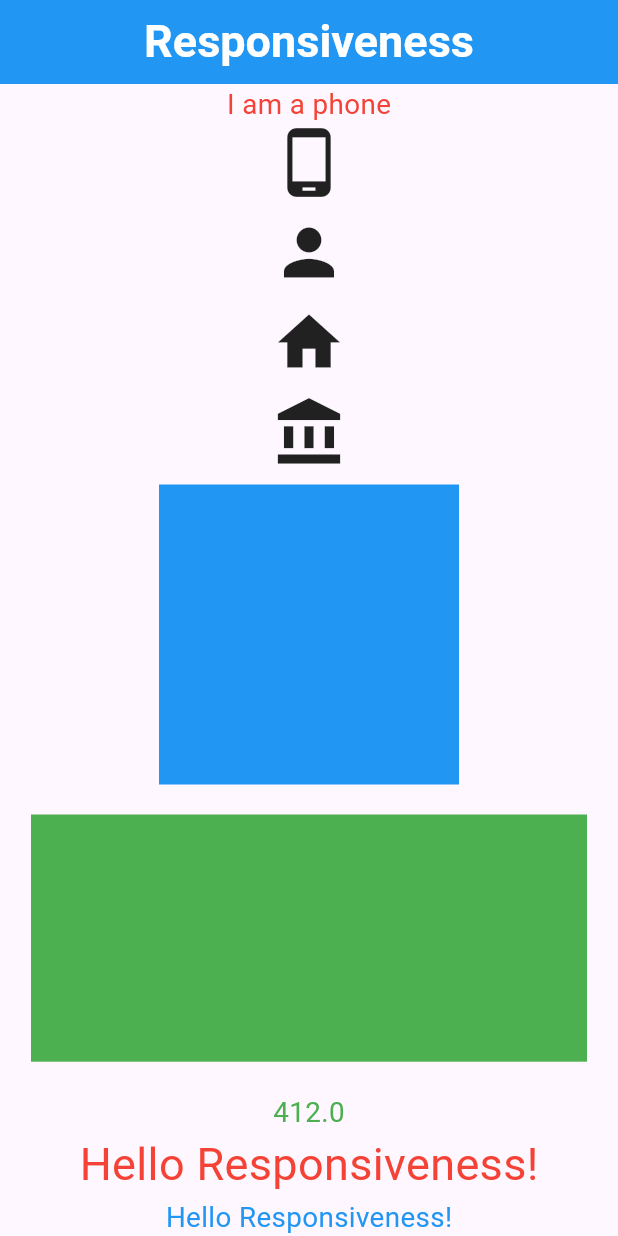
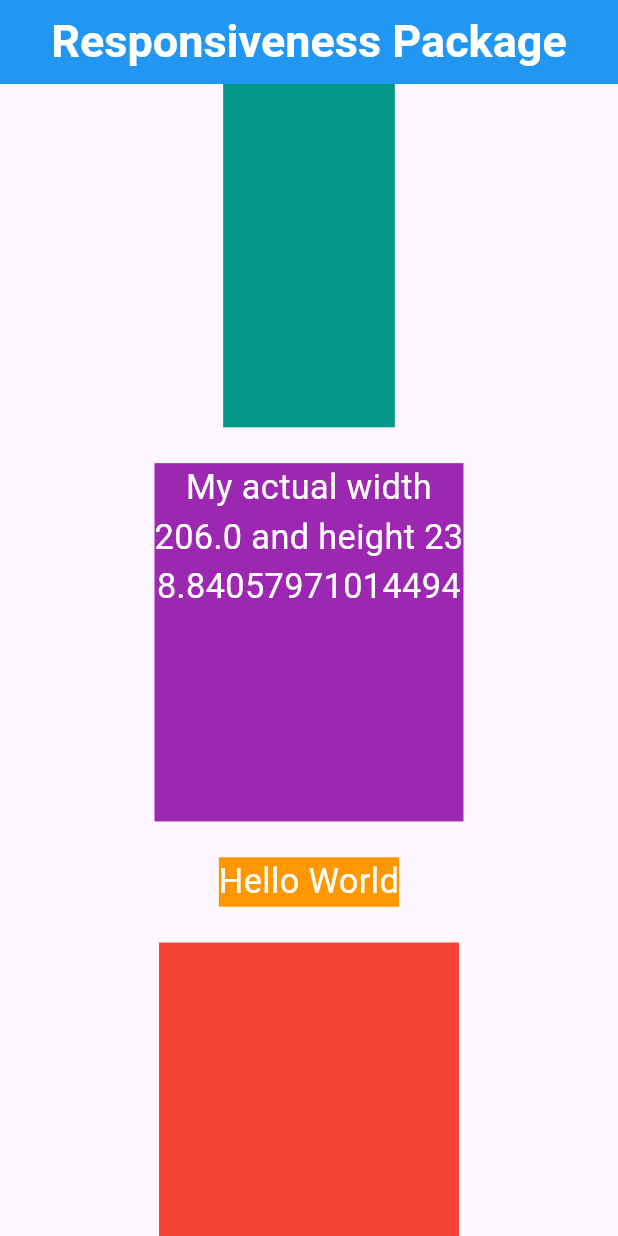
Before and after one commit to rahmatxcode/daily_practice, a Flutter app: the screen it shows after launch, on a phone screen of 412 x 824 dp. Run offline on Flutter 3.47's test engine with Material 3 defaults, Android fonts, the phone set to English and light mode, and no system bars; our stand-ins replace flutter_screenutil.

Commit message:
practice again

```diff
--- a/lib/app.dart
+++ b/lib/app.dart
@@ -6,21 +6,31 @@ import 'package:daily_practice/form_validation.dart';
 import 'package:daily_practice/home_page.dart';
 import 'package:daily_practice/own_widget.dart';
 import 'package:daily_practice/responsiveness.dart';
+import 'package:daily_practice/responsiveness_package.dart';
 import 'package:daily_practice/stackW.dart';
 import 'package:daily_practice/stackWAdv.dart';
 import 'package:daily_practice/theme_test.dart';
 import 'package:daily_practice/themes/app_theme.dart';
 import 'package:flutter/material.dart';
+import 'package:flutter_screenutil/flutter_screenutil.dart';
 
 class MyApp extends StatelessWidget {
   const MyApp({super.key});
 
   @override
   Widget build(BuildContext context) {
+    return ScreenUtilInit(
+      designSize: const Size(360, 690),
+      minTextAdapt: true,
+      splitScreenMode: true,
+      // Use builder only if you need to use library outside ScreenUtilInit context
+      builder: (_, child) {
         return MaterialApp(
           debugShowCheckedModeBanner: false,
-      theme: AppTheme.lightTheme, // this is used to set the light theme of the app. it is a static property of the AppTheme class that contains the light theme of the app. it is passed as a parameter to the MaterialApp constructor.
-      darkTheme: AppTheme.darkTheme, // this is used to set the dark theme of
+          theme: AppTheme
+              .lightTheme, // this is used to set the light theme of the app. it is a static property of the AppTheme class that contains the light theme of the app. it is passed as a parameter to the MaterialApp constructor.
+          darkTheme:
+              AppTheme.darkTheme, // this is used to set the dark theme of
           // theme: ThemeData(
           //   //brightness: Brightness.light, // this is used to change the brightness of the app. it is used to set the color scheme of the app. it is passed as a parameter to the ThemeData constructor.
           //   primaryColor: Colors.blue, // this is used to change the primary color of the app which is used in the app bar and other widgets that use the primary color, primaryColor is a Color which is used to set the color of the app bar and other widgets that use the primary color. it is passed as a parameter to the ThemeData constructor.
@@ -86,10 +96,13 @@ class MyApp extends StatelessWidget {
           //     ),
           //   ),
           // ),// this is used to set the dark theme of the app. ThemeData.dark() is a predefined dark theme that contains all the properties of the dark theme. it is used to set the colors, fonts, and other properties of the dark theme. it is passed as a parameter to the MaterialApp constructor.
-      themeMode: ThemeMode.light, // this is used to set the theme mode of the app. ThemeMode is an enum that contains three values: light, dark, and system. it is used to set the theme mode of the app. it is passed as a parameter to the MaterialApp constructor.
+          themeMode: ThemeMode
+              .light, // this is used to set the theme mode of the app. ThemeMode is an enum that contains three values: light, dark, and system. it is used to set the theme mode of the app. it is passed as a parameter to the MaterialApp constructor.
           //home: ThemeTest(),
-      initialRoute: '/responsiveness', // this is used to set the initial route of the app. it is a string that contains the name of the route. it is passed as a parameter to the MaterialApp constructor.
-      routes: { // this is used to set the routes of the app. it is a map that contains the route name as the key and the widget as the value. it is passed as a parameter to the MaterialApp constructor.
+          initialRoute:
+              '/responsivenesspackage', // this is used to set the initial route of the app. it is a string that contains the name of the route. it is passed as a parameter to the MaterialApp constructor.
+          routes: {
+            // this is used to set the routes of the app. it is a map that contains the route name as the key and the widget as the value. it is passed as a parameter to the MaterialApp constructor.
             // '/form': (context) => FormPage(),
             '/validation': (context) => FormValidation(),
             //'/grid': (context) => GridV(),
@@ -101,7 +114,10 @@ class MyApp extends StatelessWidget {
             '/stackwadv': (context) => Stackwadv(),
             '/ownwidget': (context) => OwnWidget(),
             '/responsiveness': (context) => Responsiveness(),
-      }
+            '/responsivenesspackage': (context) => ResponsivenessPackage(),
+          },
+        );
+      },
     );
   }
 }
--- /dev/null
+++ b/lib/responsiveness_package.dart
@@ -0,0 +1,191 @@
+import 'package:daily_practice/dp_appbar.dart';
+import 'package:flutter/material.dart';
+import 'package:flutter_screenutil/flutter_screenutil.dart';
+
+class ResponsivenessPackage extends StatelessWidget {
+  const ResponsivenessPackage({super.key});
+
+  @override
+  Widget build(BuildContext context) {
+    final Orientation orientation = MediaQuery.of(context).orientation; // this is used to get the orientation of the screen. it is an Orientation enum that contains two values: portrait and landscape. it is used to make the app responsive by using the orientation of the screen to set the size of the widgets. it is used to check if the orientation of the screen is portrait or landscape by using the orientation variable. it returns true if the orientation of the screen is portrait, otherwise it returns false.
+    return Scaffold(
+      appBar: DpAppbar(title: 'Responsiveness Package'),
+      body: SingleChildScrollView(
+        scrollDirection: orientation == Orientation.landscape ? Axis.horizontal : Axis.vertical,
+        child: Center(
+          child: orientation == Orientation.landscape ? Row(
+            mainAxisAlignment: MainAxisAlignment.center,
+            crossAxisAlignment: CrossAxisAlignment.center,
+            children:[
+              Container(
+                height: 200.r,
+                width: 100.r,
+                color: Colors.teal
+              ),
+
+              SizedBox(height: 20.h), // this is used to add some space between the container and the button. it is a double that contains the height of the space. it is passed as a parameter to the SizedBox constructor.
+              Row(
+                mainAxisAlignment: MainAxisAlignment.center,
+                children: [
+                  Container(
+                    width: 0.5.sw,
+                    height: 200.h,
+                    color: Colors.purple,
+                    child: Text(
+                      'My actual width ${0.5.sw} and height ${200.h}',
+                      style: TextStyle(
+                        fontSize: 20.sp,
+                        color: Colors.white,
+                      ),
+                      textAlign: TextAlign.center,
+                    ),
+                  ),
+                ],
+              ),
+              SizedBox(height: 20.h),
+              Container(
+                constraints: BoxConstraints(
+                  maxWidth: 150, // this is used to set the maximum width of the container. it is a double that contains the maximum width of the container. it is passed as a parameter to the BoxConstraints constructor.
+                  maxHeight: 150, // this is used to set the maximum height of the container. it is a double that contains the maximum height of the container. it is passed as a parameter to the BoxConstraints constructor.
+                ).hw,
+                color: Colors.orange,
+                child: Text(
+                  'Hello World',
+                  style: TextStyle(
+                    fontSize: 20.sp, // this is used to set the font size of the text. it is a double that contains the font size of the text. it is passed as a parameter to the TextStyle constructor.
+                    color: Colors.white,
+                  ),
+                  textAlign: TextAlign.center,
+                ),
+              ),
+
+              SizedBox(height: 20.h), // this is used to add some space between the container and the button. it is a double that contains the height of the space. it is passed as a parameter to the SizedBox constructor.
+              //without using flutter_screenutil package, the container will not be responsive and it will not adjust its size according to the screen size. it will have a fixed size of 200x200 pixels regardless of the screen size. it will look good on a small screen but it will look small on a large screen.
+              Container(
+                height: 200,
+                width: 200,
+                color: Colors.red,
+              ),
+
+              SizedBox(height: 20),
+
+              Text(
+                'This is a text without using flutter_screenutil package',
+                style: TextStyle(
+                  fontSize: 20,
+                  color: Colors.green,
+                ),
+                textAlign: TextAlign.center,
+              ),
+
+              SizedBox(height: 20),
+
+              //with using flutter_screenutil package, the container will be responsive and it will adjust its size according to the screen size. it will have a size of 200x200 pixels on a small screen and it will have a size of 400x400 pixels on a large screen. it will look good on both small and large screens.
+
+              Container(
+                height: 200.h,
+                width: 200.w,
+                color: Colors.blue,
+              ),
+
+              SizedBox(height: 20.h),
+              Text(
+                'This is a responsive text with flutter_screenutil package',
+                style: TextStyle(
+                  fontSize: 20.sp,
+                  color: Colors.green,
+                ),
+                textAlign: TextAlign.center,
+              ),
+            ],
+          ) : Column(
+            mainAxisAlignment: MainAxisAlignment.center,
+            crossAxisAlignment: CrossAxisAlignment.center,
+            children:[
+              Container(
+                height: 200.r,
+                width: 100.r,
+                color: Colors.teal
+              ),
+
+              SizedBox(height: 20.h), // this is used to add some space between the container and the button. it is a double that contains the height of the space. it is passed as a parameter to the SizedBox constructor.
+              Row(
+                mainAxisAlignment: MainAxisAlignment.center,
+                children: [
+                  Container(
+                    width: 0.5.sw,
+                    height: 200.h,
+                    color: Colors.purple,
+                    child: Text(
+                      'My actual width ${0.5.sw} and height ${200.h}',
+                      style: TextStyle(
+                        fontSize: 20.sp,
+                        color: Colors.white,
+                      ),
+                      textAlign: TextAlign.center,
+                    ),
+                  ),
+                ],
+              ),
+              SizedBox(height: 20.h),
+              Container(
+                constraints: BoxConstraints(
+                  maxWidth: 150, // this is used to set the maximum width of the container. it is a double that contains the maximum width of the container. it is passed as a parameter to the BoxConstraints constructor.
+                  maxHeight: 150, // this is used to set the maximum height of the container. it is a double that contains the maximum height of the container. it is passed as a parameter to the BoxConstraints constructor.
+                ).hw,
+                color: Colors.orange,
+                child: Text(
+                  'Hello World',
+                  style: TextStyle(
+                    fontSize: 20.sp, // this is used to set the font size of the text. it is a double that contains the font size of the text. it is passed as a parameter to the TextStyle constructor.
+                    color: Colors.white,
+                  ),
+                  textAlign: TextAlign.center,
+                ),
+              ),
+
+              SizedBox(height: 20.h), // this is used to add some space between the container and the button. it is a double that contains the height of the space. it is passed as a parameter to the SizedBox constructor.
+              //without using flutter_screenutil package, the container will not be responsive and it will not adjust its size according to the screen size. it will have a fixed size of 200x200 pixels regardless of the screen size. it will look good on a small screen but it will look small on a large screen.
+              Container(
+                height: 200,
+                width: 200,
+                color: Colors.red,
+              ),
+
+              SizedBox(height: 20),
+
+              Text(
+                'This is a text without using flutter_screenutil package',
+                style: TextStyle(
+                  fontSize: 20,
+                  color: Colors.green,
+                ),
+                textAlign: TextAlign.center,
+              ),
+
+              SizedBox(height: 20),
+
+              //with using flutter_screenutil package, the container will be responsive and it will adjust its size according to the screen size. it will have a size of 200x200 pixels on a small screen and it will have a size of 400x400 pixels on a large screen. it will look good on both small and large screens.
+
+              Container(
+                height: 200.h,
+                width: 200.w,
+                color: Colors.blue,
+              ),
+
+              SizedBox(height: 20.h),
+              Text(
+                'This is a responsive text with flutter_screenutil package',
+                style: TextStyle(
+                  fontSize: 20.sp,
+                  color: Colors.green,
+                ),
+                textAlign: TextAlign.center,
+              ),
+            ],
+          ),
+        ),
+      ),
+    );
+  }
+}
--- a/pubspec.yaml
+++ b/pubspec.yaml
@@ -34,6 +34,7 @@ dependencies:
   # The following adds the Cupertino Icons font to your application.
   # Use with the CupertinoIcons class for iOS style icons.
   cupertino_icons: ^1.0.8
+  flutter_screenutil: ^5.9.3
 
 dev_dependencies:
   flutter_test:
@@ -45,6 +46,7 @@ dev_dependencies:
   # package. See that file for information about deactivating specific lint
   # rules and activating additional ones.
   flutter_lints: ^5.0.0
+
 
 # For information on the generic Dart part of this file, see the
 # following page: https://dart.dev/tools/pub/pubspec
```
Also changed, not shown: pubspec.lock. Lines whose indentation alone changed are shown as unchanged.
